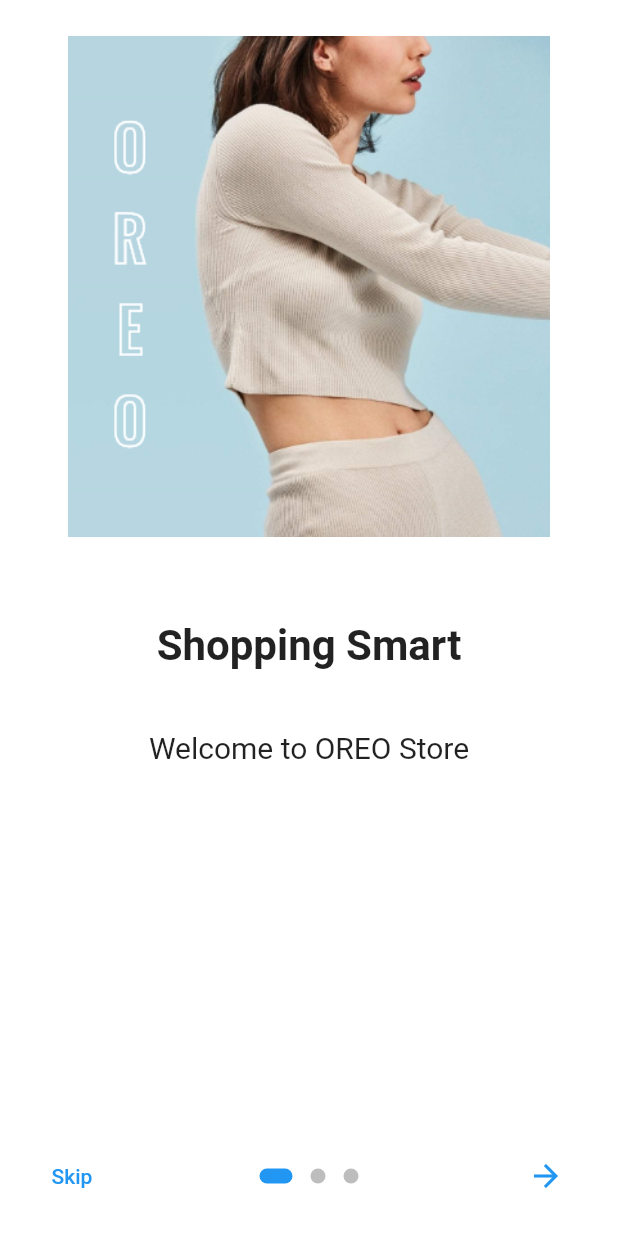
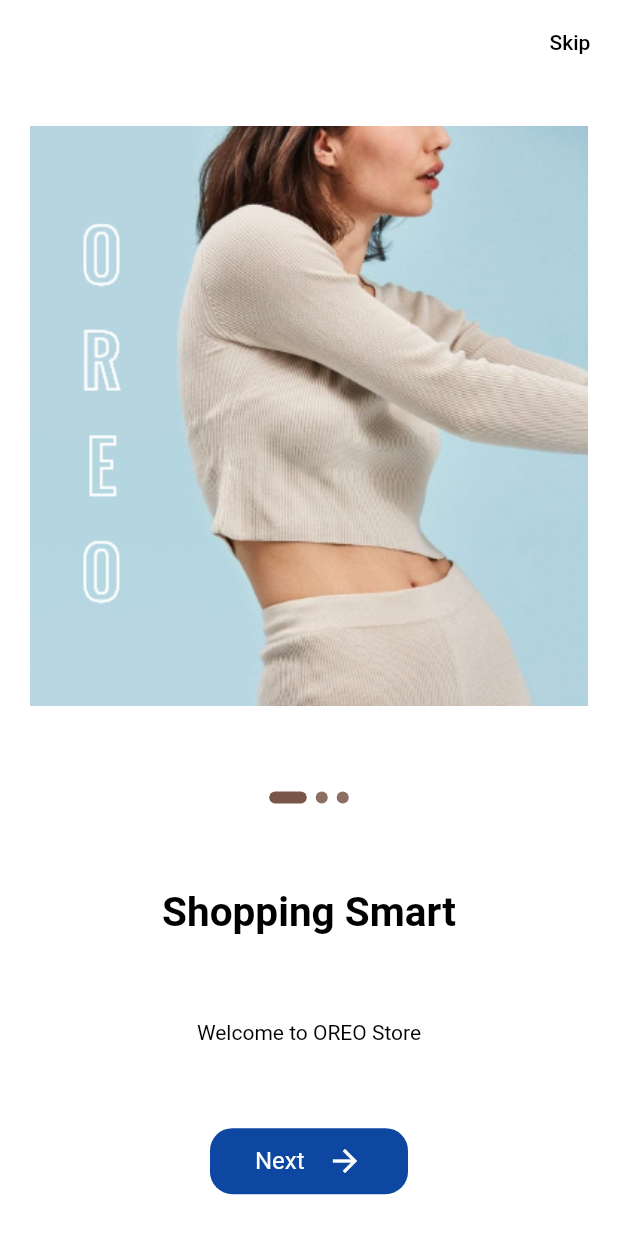
Before and after one commit to Vantam1601/FlutterNew, a Flutter app: the screen it shows after launch, on a phone screen of 412 x 824 dp. Run offline on Flutter 3.47's test engine with Material 2 defaults, Android fonts, the phone set to English and light mode, and no system bars; drawn by our look-alikes of introduction_screen; our stand-ins replace font_awesome_flutter, shared_preferences; Roboto replaces fonts that are missing (Montserrat, Poppins).

Commit message:
update onboard page

```diff
--- a/lib/pages/intro/intro_page.dart
+++ /dev/null
@@ -1,72 +0,0 @@
-import 'package:flutter/material.dart';
-import 'package:flutter_app/pages/root_app.dart';
-import 'package:flutter_app/utils/image_url.dart';
-import 'package:introduction_screen/introduction_screen.dart';
-
-class IntroPage extends StatelessWidget {
-  const IntroPage({Key? key}) : super(key: key);
-
-  @override
-  Widget build(BuildContext context) {
-    return SafeArea(
-      child: IntroductionScreen(
-        pages: [
-          PageViewModel(
-            title: "Shopping Smart",
-            body: "Welcome to OREO Store",
-            image: buildImage(getting_start_get_start_1),
-            decoration: getPageDecoration(),
-          ),
-          PageViewModel(
-            title: "Focus UX",
-            body: "Personalization of User Experience",
-            image: buildImage(getting_start_get_start_2),
-            decoration: getPageDecoration(),
-          ),
-          PageViewModel(
-            title: "Creative Concept",
-            body: "Duscovering new horizons",
-            image: buildImage(getting_start_get_start_3),
-            decoration: getPageDecoration(),
-          ),
-        ],
-        done: Text('Read', style: TextStyle(fontWeight: FontWeight.w600)),
-        onDone: () => goToHome(context),
-        showSkipButton: true,
-        skipFlex: 0,
-        nextFlex: 0,
-        //rtl: true, // Display as right-to-left
-        skip: const Text('Skip'),
-        next: const Icon(Icons.arrow_forward),
-        dotsDecorator: getDotDecoration(),
-        onChange: (index) => print('Page $index selected'),
-        globalBackgroundColor: Theme.of(context).primaryColor,
-      ),
-    );
-  }
-
-  void goToHome(context) => Navigator.of(context).pushReplacement(
-        MaterialPageRoute(builder: (_) => RootApp()),
-      );
-
-  Widget buildImage(String path) =>
-      Center(child: Image.asset(path, width: double.infinity));
-
-  DotsDecorator getDotDecoration() => DotsDecorator(
-        color: Color(0xFFBDBDBD),
-        //activeColor: Colors.orange,
-        size: Size(10, 10),
-        activeSize: Size(22, 10),
-        activeShape: RoundedRectangleBorder(
-          borderRadius: BorderRadius.circular(24),
-        ),
-      );
-
-  PageDecoration getPageDecoration() => PageDecoration(
-        titleTextStyle: TextStyle(fontSize: 28, fontWeight: FontWeight.bold),
-        bodyTextStyle: TextStyle(fontSize: 20),
-        descriptionPadding: EdgeInsets.all(16).copyWith(bottom: 0),
-        imagePadding: EdgeInsets.all(24),
-        pageColor: Colors.white,
-      );
-}
--- /dev/null
+++ b/lib/pages/onboard/on_board.dart
@@ -0,0 +1,179 @@
+import 'package:flutter/cupertino.dart';
+import 'package:flutter/material.dart';
+import 'package:flutter_app/pages/onboard/on_board_model.dart';
+import 'package:flutter_app/pages/root_app.dart';
+import 'package:flutter_app/themes/color.dart';
+import 'package:flutter_app/utils/image_url.dart';
+
+class OnBoard extends StatefulWidget {
+  const OnBoard({Key? key}) : super(key: key);
+
+  @override
+  _OnBoardState createState() => _OnBoardState();
+}
+
+class _OnBoardState extends State<OnBoard> {
+  int currentIndex = 0;
+  late PageController _pageController;
+  List<OnboardModel> screens = <OnboardModel>[
+    OnboardModel(
+      img: getting_start_get_start_1,
+      text: "Shopping Smart",
+      desc: "Welcome to OREO Store",
+      bg: blue,
+      button: white,
+    ),
+    OnboardModel(
+      img: getting_start_get_start_2,
+      text: "Focus UX",
+      desc: "Personalization of User Experience",
+      bg: blue,
+      button: white,
+    ),
+    OnboardModel(
+      img: getting_start_get_start_3,
+      text: "Creative Concept",
+      desc: "Duscovering new horizons",
+      bg: blue,
+      button: white,
+    ),
+  ];
+
+  @override
+  void initState() {
+    _pageController = PageController(initialPage: 0);
+    super.initState();
+  }
+
+  @override
+  void dispose() {
+    _pageController.dispose();
+    super.dispose();
+  }
+
+  @override
+  Widget build(BuildContext context) {
+    return Scaffold(
+      backgroundColor: currentIndex % 2 == 0 ? white : blue,
+      appBar: AppBar(
+        backgroundColor: currentIndex % 2 == 0 ? white : blue,
+        elevation: 0.0,
+        actions: [
+          TextButton(
+            onPressed: () {
+              Navigator.pushReplacement(
+                  context, MaterialPageRoute(builder: (context) => RootApp()));
+            },
+            child: Text(
+              "Skip",
+              style: TextStyle(
+                color: currentIndex % 2 == 0 ? black : white,
+              ),
+            ),
+          )
+        ],
+      ),
+      body: Padding(
+        padding: const EdgeInsets.symmetric(horizontal: 20.0),
+        child: PageView.builder(
+            itemCount: screens.length,
+            controller: _pageController,
+            physics: NeverScrollableScrollPhysics(),
+            onPageChanged: (int index) {
+              setState(() {
+                currentIndex = index;
+              });
+            },
+            itemBuilder: (_, index) {
+              return Column(
+                mainAxisAlignment: MainAxisAlignment.spaceAround,
+                crossAxisAlignment: CrossAxisAlignment.center,
+                mainAxisSize: MainAxisSize.min,
+                children: [
+                  Image.asset(screens[index].img),
+                  Container(
+                    height: 10.0,
+                    child: ListView.builder(
+                      itemCount: screens.length,
+                      shrinkWrap: true,
+                      scrollDirection: Axis.horizontal,
+                      itemBuilder: (context, index) {
+                        return Row(
+                            mainAxisAlignment: MainAxisAlignment.center,
+                            children: [
+                              Container(
+                                margin: EdgeInsets.symmetric(horizontal: 3.0),
+                                width: currentIndex == index ? 25 : 8,
+                                height: 8,
+                                decoration: BoxDecoration(
+                                  color:
+                                      currentIndex == index ? brown : brown300,
+                                  borderRadius: BorderRadius.circular(10.0),
+                                ),
+                              ),
+                            ]);
+                      },
+                    ),
+                  ),
+                  Text(
+                    screens[index].text,
+                    textAlign: TextAlign.center,
+                    style: TextStyle(
+                      fontSize: 27.0,
+                      fontWeight: FontWeight.bold,
+                      fontFamily: 'Poppins',
+                      color: index % 2 == 0 ? black : white,
+                    ),
+                  ),
+                  Text(
+                    screens[index].desc,
+                    textAlign: TextAlign.center,
+                    style: TextStyle(
+                      fontSize: 14.0,
+                      fontFamily: 'Montserrat',
+                      color: index % 2 == 0 ? black : white,
+                    ),
+                  ),
+                  InkWell(
+                    onTap: () async {
+                      print(index);
+                      if (index == screens.length - 1) {
+                        Navigator.pushReplacement(context,
+                            MaterialPageRoute(builder: (context) => RootApp()));
+                      }
+
+                      _pageController.nextPage(
+                        duration: Duration(milliseconds: 300),
+                        curve: Curves.bounceIn,
+                      );
+                    },
+                    child: Container(
+                      padding:
+                          EdgeInsets.symmetric(horizontal: 30.0, vertical: 10),
+                      decoration: BoxDecoration(
+                          color: index % 2 == 0 ? blue : white,
+                          borderRadius: BorderRadius.circular(15.0)),
+                      child: Row(mainAxisSize: MainAxisSize.min, children: [
+                        Text(
+                          "Next",
+                          style: TextStyle(
+                              fontSize: 16.0,
+                              color: index % 2 == 0 ? white : blue),
+                        ),
+                        SizedBox(
+                          width: 15.0,
+                        ),
+                        Icon(
+                          Icons.arrow_forward_sharp,
+                          color: index % 2 == 0 ? white : blue,
+                        )
+                      ]),
+                    ),
+                  )
+                ],
+              );
+            }),
+      ),
+    );
+  }
+}
--- /dev/null
+++ b/lib/pages/onboard/on_board_model.dart
@@ -0,0 +1,17 @@
+import 'package:flutter/material.dart';
+
+class OnboardModel {
+  String img;
+  String text;
+  String desc;
+  Color bg;
+  Color button;
+
+  OnboardModel({
+    required this.img,
+    required this.text,
+    required this.desc,
+    required this.bg,
+    required this.button,
+  });
+}
--- a/lib/pages/splash_page.dart
+++ b/lib/pages/splash_page.dart
@@ -1,7 +1,7 @@
 import 'dart:async';
 
 import 'package:flutter/material.dart';
-import 'package:flutter_app/pages/intro/intro_page.dart';
+import 'package:flutter_app/pages/onboard/on_board.dart';
 import 'package:flutter_app/pages/root_app.dart';
 import 'package:flutter_app/themes/color.dart';
 import 'package:flutter_app/utils/image_url.dart';
@@ -36,7 +36,7 @@ class _SplashPageState extends State<SplashPage> {
         isFirstTime
             ? Navigator.push(context, MaterialPageRoute(
                 builder: (context) {
-                  return IntroPage();
+                  return OnBoard();
                 },
               ))
             : Navigator.push(context, MaterialPageRoute(
--- a/lib/themes/color.dart
+++ b/lib/themes/color.dart
@@ -43,3 +43,6 @@ const Color lineTextGrey = Color(0xff9E9E9E);
 const Color darkModeButton = Color(0xff2F3641);
 const Color lightModeButton = Color(0xff000000);
 const Color darkBgCircle = Color(0xff2F3641);
+
+const Color brown300 = Color(0xFF8D6E63);
+const Color brown = Color(0xFF795548);
--- /dev/null
+++ b/lib/widgets/button_style.dart
@@ -0,0 +1,41 @@
+import "package:flutter/material.dart";
+
+class CustomButton extends StatelessWidget {
+  final String? stringParam;
+  final Color? buttonColorParam, textColorParam;
+  final Function()? functionParam;
+  final Size? sizeWidthParam;
+
+  const CustomButton(
+      {Key? key,
+      this.stringParam,
+      this.buttonColorParam,
+      this.functionParam,
+      this.textColorParam,
+      this.sizeWidthParam})
+      : super(key: key);
+
+  @override
+  Widget build(BuildContext context) => Container(
+        margin: const EdgeInsets.symmetric(vertical: 10),
+        width: sizeWidthParam!.width,
+        child: ClipRRect(
+          borderRadius: BorderRadius.circular(10),
+          child: TextButton(
+            onPressed: functionParam!,
+            child: Text(
+              stringParam!,
+              style: TextStyle(
+                fontSize: 18,
+                fontWeight: FontWeight.bold,
+                color: textColorParam,
+              ),
+            ),
+            style: TextButton.styleFrom(
+              backgroundColor: buttonColorParam,
+              padding: EdgeInsets.symmetric(vertical: 20, horizontal: 40),
+            ),
+          ),
+        ),
+      );
+}
```
